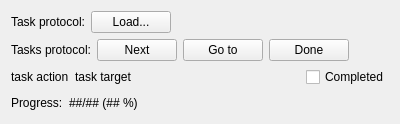
First picture: the form in neurolabi/gui/widgets/taskprotocolwindow.ui, repository janelia-flyem/NeuTu, before the edit.
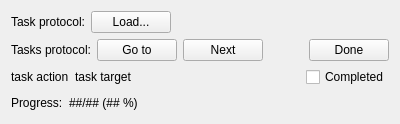
Second picture: the form after the edit.

```diff
--- a/neurolabi/gui/widgets/taskprotocolwindow.ui
+++ b/neurolabi/gui/widgets/taskprotocolwindow.ui
@@ -87,13 +87,6 @@
         </property>
        </widget>
       </item>
-      <item>
-       <widget class="QPushButton" name="pushButton">
-        <property name="text">
-         <string>Next</string>
-        </property>
-       </widget>
-      </item>
       <item>
        <widget class="QPushButton" name="gotoButton">
         <property name="text">
@@ -102,9 +95,9 @@
        </widget>
       </item>
       <item>
-       <widget class="QPushButton" name="doneButton">
+       <widget class="QPushButton" name="pushButton">
         <property name="text">
-         <string>Done</string>
+         <string>Next</string>
         </property>
        </widget>
       </item>
@@ -121,6 +114,13 @@
         </property>
        </spacer>
       </item>
+      <item>
+       <widget class="QPushButton" name="doneButton">
+        <property name="text">
+         <string>Done</string>
+        </property>
+       </widget>
+      </item>
      </layout>
     </widget>
    </item>
```
